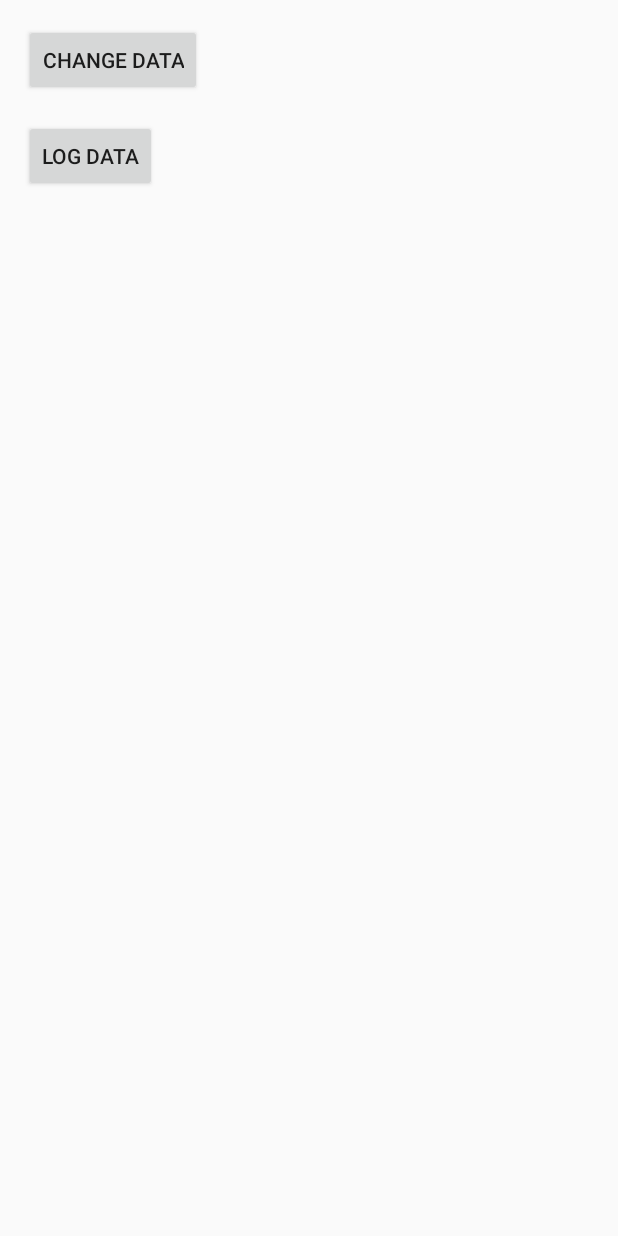
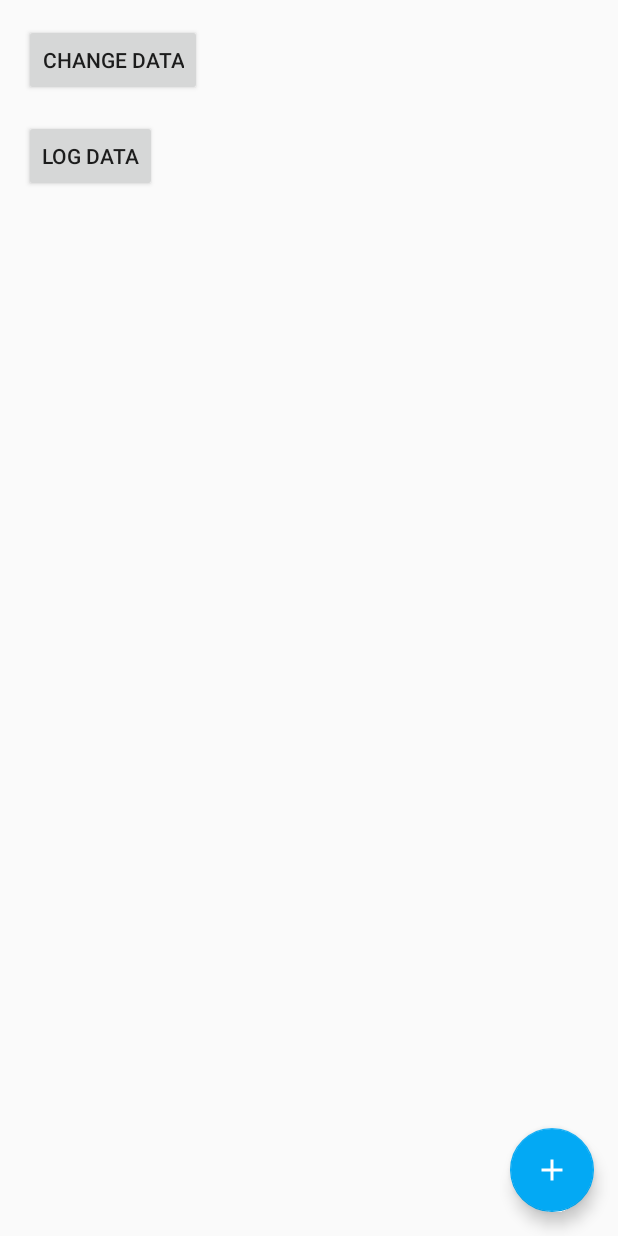
Before and after one commit to slomin/Dont-Get-Fat, an Android app: the layout fragment_calories.xml on its own in the app's theme, with its tools: preview values and no code run, on a phone screen of 412 x 824 dp. Run offline under Robolectric (Android 15) with nearby library versions, the phone set to English and light mode, and no system bars.

Commit message:
Finishing layout

```diff
--- a/app/src/main/AndroidManifest.xml
+++ b/app/src/main/AndroidManifest.xml
@@ -9,11 +9,11 @@
         android:label="@string/app_name"
         android:roundIcon="@mipmap/ic_launcher_round"
         android:supportsRtl="true"
-        android:theme="@style/AppTheme">
+        android:theme="@style/MyMaterialTheme">
         <activity
             android:name=".main.MainActivity"
             android:label="@string/app_name"
-            android:theme="@style/AppTheme">
+            android:theme="@style/MyMaterialTheme">
             <intent-filter>
                 <action android:name="android.intent.action.MAIN"/>
 
--- a/app/src/main/java/com/kotlinblog/dontgetfat/main/MainActivity.kt
+++ b/app/src/main/java/com/kotlinblog/dontgetfat/main/MainActivity.kt
@@ -6,8 +6,8 @@ import com.kotlinblog.dontgetfat.R
 import com.kotlinblog.dontgetfat.extensions.addFragment
 import com.kotlinblog.dontgetfat.extensions.replaceFragment
 import com.kotlinblog.dontgetfat.main.calories.CaloriesFragment
+import com.kotlinblog.dontgetfat.main.history.HistoryFragment
 import com.kotlinblog.dontgetfat.main.weight.WeightFragment
-import com.kotlinblog.dontgetfat.main.history.HistoryFragment
 import com.kotlinblog.dontgetfat.temp.AppCompatLifecycleActivity
 import kotlinx.android.synthetic.main.activity_main.*
 
@@ -21,7 +21,8 @@ class MainActivity : AppCompatLifecycleActivity() {
         super.onCreate(savedInstanceState)
         setContentView(R.layout.activity_main)
         addFragment(mLeftFragment, R.id.fragmentContainer)
-        navigation.setOnNavigationItemSelectedListener(mOnNavigationItemSelectedListener)
+        setSupportActionBar(toolbar)
+        bottomNavBar.setOnNavigationItemSelectedListener(mOnNavigationItemSelectedListener)
     }
 
     private val mOnNavigationItemSelectedListener = BottomNavigationView.OnNavigationItemSelectedListener { item ->
--- a/app/src/main/java/com/kotlinblog/dontgetfat/main/calories/CaloriesFragment.kt
+++ b/app/src/main/java/com/kotlinblog/dontgetfat/main/calories/CaloriesFragment.kt
@@ -6,9 +6,7 @@ import android.support.v4.app.Fragment
 import android.view.LayoutInflater
 import android.view.View
 import android.view.ViewGroup
-
 import com.kotlinblog.dontgetfat.R
-import kotlinx.android.synthetic.main.fragment_calories.*
 
 class CaloriesFragment : Fragment() {
 
@@ -23,8 +21,8 @@ class CaloriesFragment : Fragment() {
 
         val viewModel = ViewModelProviders.of(activity).get(CaloriesViewModel::class.java)
 
-        btnChange.setOnClickListener { viewModel.change() }
-        btnLog.setOnClickListener { viewModel.log() }
+//        btnChange.setOnClickListener { viewModel.change() }
+//        btnLog.setOnClickListener { viewModel.log() }
     }
 
 
--- /dev/null
+++ b/app/src/main/res/drawable/ic_add_white_24dp.xml
@@ -0,0 +1,9 @@
+<vector xmlns:android="http://schemas.android.com/apk/res/android"
+        android:width="24dp"
+        android:height="24dp"
+        android:viewportWidth="24.0"
+        android:viewportHeight="24.0">
+    <path
+        android:pathData="M19,13h-6v6h-2v-6H5v-2h6V5h2v6h6v2z"
+        android:fillColor="#FFFFFF"/>
+</vector>
--- a/app/src/main/res/layout/fragment_calories.xml
+++ b/app/src/main/res/layout/fragment_calories.xml
@@ -6,7 +6,6 @@
                                              tools:context="com.kotlinblog.dontgetfat.main.calories.CaloriesFragment"
                                              tools:layout_editor_absoluteX="0dp"
                                              tools:layout_editor_absoluteY="81dp">
-
 
     <Button
         android:id="@+id/btnChange"
@@ -29,7 +28,20 @@
         android:text="Log data"
         app:layout_constraintStart_toStartOf="parent"
         app:layout_constraintTop_toBottomOf="@+id/btnChange"
-        tools:layout_editor_absoluteX="16dp"
-        tools:layout_editor_absoluteY="80dp"/>
+        />
+
+    <android.support.design.widget.FloatingActionButton
+        android:id="@+id/floatingActionButton2"
+        android:layout_width="wrap_content"
+        android:layout_height="wrap_content"
+        android:layout_marginBottom="16dp"
+        android:layout_marginEnd="16dp"
+        android:clickable="true"
+        android:focusable="true"
+        app:layout_constraintBottom_toBottomOf="parent"
+        app:layout_constraintEnd_toEndOf="parent"
+        app:srcCompat="@drawable/ic_add_white_24dp"
+        tools:layout_editor_absoluteX="328dp"
+        tools:layout_editor_absoluteY="455dp"/>
 
 </android.support.constraint.ConstraintLayout>
--- a/app/src/main/res/values/styles.xml
+++ b/app/src/main/res/values/styles.xml
@@ -1,4 +1,14 @@
 <resources>
+
+    <style name="MyMaterialTheme" parent="MyMaterialTheme.Base"/>
+
+    <style name="MyMaterialTheme.Base" parent="Theme.AppCompat.Light.DarkActionBar">
+        <item name="windowNoTitle">true</item>
+        <item name="windowActionBar">false</item>
+        <item name="colorPrimary">@color/colorPrimary</item>
+        <item name="colorPrimaryDark">@color/colorPrimaryDark</item>
+        <item name="colorAccent">@color/colorAccent</item>
+    </style>
 
     <!-- Base application theme. -->
     <style name="AppTheme" parent="Theme.AppCompat.Light.DarkActionBar">
```
Also changed, not shown: app/src/main/res/layout/activity_main.xml (+24 -15 lines), app/src/main/res/layout/fragment_weight.xml (+15 -11 lines).
